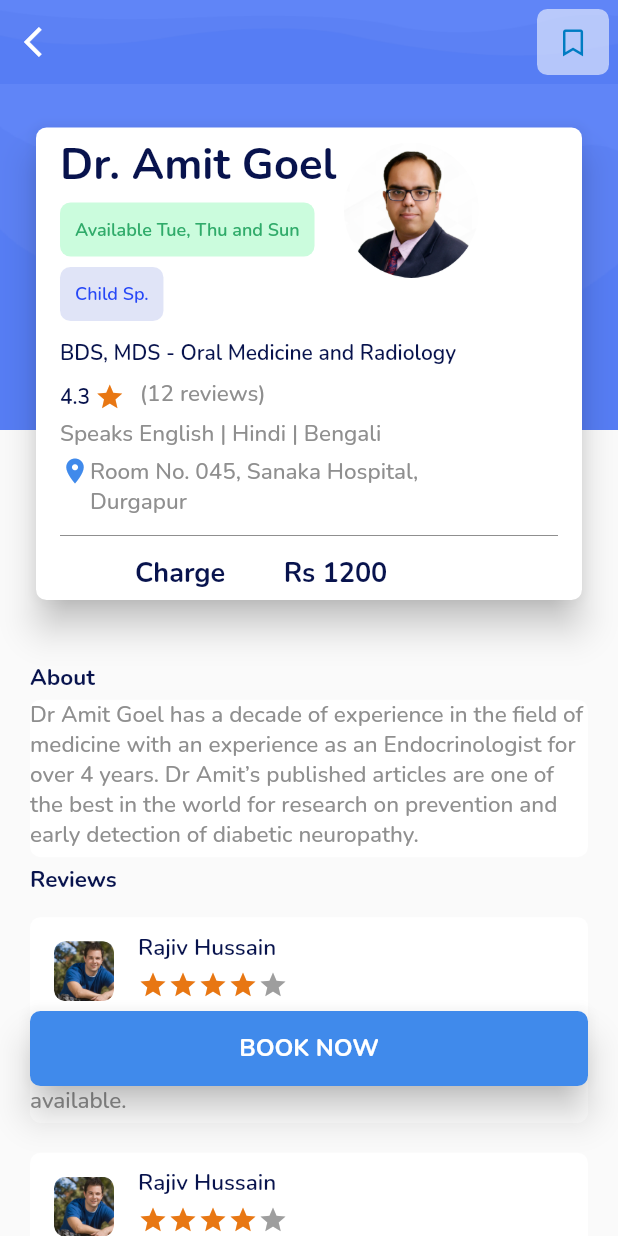
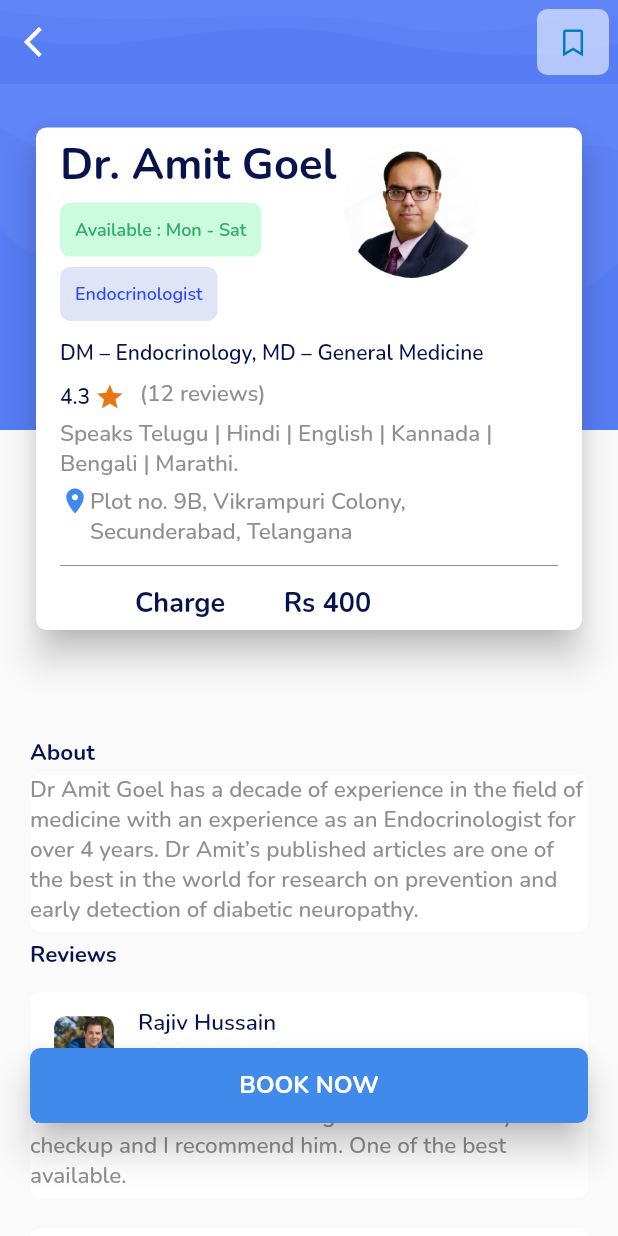
Before and after one commit to anjalisoni3655/AG-Healthcare, a Flutter app: the DoctorsList screen opened by its route, after a tap on "Dr. Amit Goel", on a phone screen of 412 x 824 dp. Run offline on Flutter 3.47's test engine with Material 2 defaults, Android fonts, the phone set to English and light mode, and no system bars; drawn by our look-alikes of flutter_rating_bar; our stand-ins replace cached_network_image, cloud_firestore, firebase_auth, firebase_messaging, firebase_storage, flutter_local_notifications and 12 more; missing offline and left inert: agora_rtc_engine, flutter_facebook_login, flutter_phone_direct_caller, flutter_web_browser, googleapis, numeric_keyboard and 1 more; accounts and stored records are empty; generated files the repository leaves out were written again.

Commit message:
made changes to doc details

```diff
--- a/healthapp/lib/authentication/google_login.dart
+++ b/healthapp/lib/authentication/google_login.dart
@@ -43,8 +43,8 @@ Future<Null> handleSignIn(BuildContext context) async {
           .getDocuments();
       final List<DocumentSnapshot> documents = result.documents;
       if (documents.length == 0) {
-       // globals.user.name = currentUser.displayName;
-       // globals.user.email = currentUser.email;
+        // globals.user.name = currentUser.displayName;
+        // globals.user.email = currentUser.email;
         // Update data to server if new user
         Firestore.instance
             .collection('user')
@@ -61,7 +61,7 @@ Future<Null> handleSignIn(BuildContext context) async {
         // Write data to local
         currentUser = firebaseUser;
         globals.user.id = currentUser.uid;
-  globals.user.name = currentUser.displayName;
+        globals.user.name = currentUser.displayName;
         globals.user.email = currentUser.email;
         await prefs.setString('id', currentUser.uid);
         await prefs.setString('name', currentUser.displayName);
--- a/healthapp/lib/screens/book_appointments/doctor_details.dart
+++ b/healthapp/lib/screens/book_appointments/doctor_details.dart
@@ -41,7 +41,7 @@ class _DoctorDetailsState extends State<DoctorDetails> {
                     ),
                     Container(
                       margin: EdgeInsets.only(
-                          left: 20, right: 20, top: 150, bottom: 100),
+                          left: 20, right: 20, top: 200, bottom: 100),
                       child: Column(
                         children: [
                           _textTitle(
@@ -91,7 +91,7 @@ class _DoctorDetailsState extends State<DoctorDetails> {
             margin: EdgeInsets.only(
                 left: 20,
                 right: 20,
-                top: MediaQuery.of(context).size.height * 0.75),
+                top: MediaQuery.of(context).size.height * 0.78),
             child: RaisedButton(
               elevation: 10,
               onPressed: () {
@@ -148,9 +148,9 @@ class _DoctorDetailsState extends State<DoctorDetails> {
                       _textTitle('Dr. Amit Goel', Color(0xFF08134D), 29,
                           FontWeight.w700),
                       _coloredBox(Color(0xFFCBFCDD), Color(0xFF30AB6A),
-                          'Available Tue, Thu and Sun'),
+                          'Available : Mon - Sat'),
                       _coloredBox(
-                          Color(0xFFE0E4F7), Color(0xFF2748F7), 'Child Sp.'),
+                          Color(0xFFE0E4F7), Color(0xFF2748F7), 'Endocrinologist'),
                     ],
                   ),
                   Padding(
@@ -163,7 +163,7 @@ class _DoctorDetailsState extends State<DoctorDetails> {
                   )
                 ],
               ),
-              _textTitle('BDS, MDS - Oral Medicine and Radiology',
+              _textTitle('DM – Endocrinology, MD – General Medicine',
                   Color(0xFF08134D), 14, FontWeight.w600),
               Row(
                 children: [
@@ -182,7 +182,7 @@ class _DoctorDetailsState extends State<DoctorDetails> {
                   _descText('(12 reviews)', Color(0xFF8F8F8F)),
                 ],
               ),
-              _descText('Speaks English | Hindi | Bengali', Color(0xFF8F8F8F)),
+              _descText('Speaks Telugu | Hindi | English | Kannada | Bengali | Marathi.', Color(0xFF8F8F8F)),
               Row(
                 crossAxisAlignment: CrossAxisAlignment.start,
                 children: [
@@ -191,14 +191,17 @@ class _DoctorDetailsState extends State<DoctorDetails> {
                     color: Color(0xFF408AEB),
                     size: 20,
                   ),
-                  _descText('Room No. 045, Sanaka Hospital,\nDurgapur',
-                      Color(0xFF8F8F8F)),
+                  Flexible(
+                    child: _descText('Plot no. 9B, Vikrampuri Colony, '
+                        'Secunderabad, Telangana',
+                        Color(0xFF8F8F8F)),
+                  ),
                 ],
               ),
               Divider(color: Color(0xFF8F8F8F)),
               Padding(
                 padding: EdgeInsets.symmetric(horizontal: 50),
-                child: _textTitle('Charge        Rs 1200', Color(0xFF08134D),
+                child: _textTitle('Charge        Rs 400', Color(0xFF08134D),
                     18, FontWeight.w700),
               ),
             ],
--- a/healthapp/lib/screens/book_appointments/doctors_list.dart
+++ b/healthapp/lib/screens/book_appointments/doctors_list.dart
@@ -6,9 +6,9 @@ import 'package:healthapp/authentication/user.dart' as globals;
 
 const List<String> doc_names = ['Dr. Amit Goel', 'Dr Sonali Gupta'];
 const List<String> doc_images = ['doc1', 'doc2'];
-const List<String> doc_fields = ['Oncologist', 'Gynecologist'];
+const List<String> doc_fields = ['Endocrinologist', 'Gynecologist'];
 const List<String> doc_exp = ['4Y Exp', '3Y Exp'];
-const List<String> doc_costs = ['Rs 200', 'Rs 300'];
+const List<String> doc_costs = ['Rs 400', 'Rs 300'];
 
 class DoctorsList extends StatefulWidget {
   @override
@@ -31,7 +31,7 @@ class _DoctorsListState extends State<DoctorsList> {
           child: SingleChildScrollView(
             child: Column(
               children: <Widget>[
-                for (var i = 0; i < 10; i++)
+                for (var i = 0; i < 1; i++)
                   _doctorTile(
                       doc_names[i % 2],
                       'assets/icons/' + doc_images[i % 2] + '.png',
```
Also changed, not shown: healthapp/lib/screens/appointments/appointments_page.dart (+3 -7 lines).
